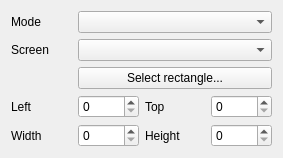
Old version of the form Effects/Ambient/Ambient.ui in the repository DLdota/OpenRGBEffectsPlugin.
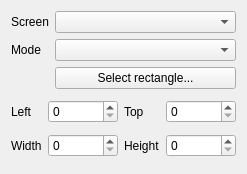
New version of the form.

Commit message: Ui modification for several effects

The edit to the form file:
```diff
--- a/Effects/Ambient/Ambient.ui
+++ b/Effects/Ambient/Ambient.ui
@@ -6,94 +6,118 @@
    <rect>
     <x>0</x>
     <y>0</y>
-    <width>283</width>
-    <height>154</height>
+    <width>247</width>
+    <height>174</height>
    </rect>
   </property>
   <property name="windowTitle">
    <string>Form</string>
   </property>
-  <layout class="QGridLayout" name="gridLayout">
-   <item row="4" column="0">
-    <widget class="QLabel" name="left_label">
-     <property name="text">
-      <string>Left</string>
-     </property>
-    </widget>
-   </item>
-   <item row="0" column="0">
+  <layout class="QGridLayout" name="gridLayout" columnstretch="0,1">
+   <item row="2" column="0">
     <widget class="QLabel" name="mode_label">
      <property name="text">
       <string>Mode</string>
      </property>
     </widget>
    </item>
-   <item row="4" column="2">
+   <item row="4" column="1">
+    <widget class="QPushButton" name="select_rectangle">
+     <property name="text">
+      <string>Select rectangle...</string>
+     </property>
+    </widget>
+   </item>
+   <item row="2" column="1">
+    <widget class="QComboBox" name="mode"/>
+   </item>
+   <item row="1" column="1">
+    <widget class="QComboBox" name="screen"/>
+   </item>
+   <item row="6" column="0" colspan="2">
+    <widget class="QFrame" name="position_frame">
+     <property name="frameShape">
+      <enum>QFrame::NoFrame</enum>
+     </property>
+     <property name="frameShadow">
+      <enum>QFrame::Raised</enum>
+     </property>
+     <layout class="QGridLayout" name="gridLayout_2" columnstretch="0,1,0,1">
+      <property name="leftMargin">
+       <number>0</number>
+      </property>
+      <property name="topMargin">
+       <number>0</number>
+      </property>
+      <property name="rightMargin">
+       <number>0</number>
+      </property>
+      <property name="bottomMargin">
+       <number>0</number>
+      </property>
+      <item row="0" column="0">
+       <widget class="QLabel" name="left_label">
+        <property name="text">
+         <string>Left</string>
+        </property>
+       </widget>
+      </item>
+      <item row="0" column="1">
+       <widget class="QSpinBox" name="left">
+        <property name="maximum">
+         <number>9999</number>
+        </property>
+       </widget>
+      </item>
+      <item row="0" column="2">
     <widget class="QLabel" name="top_label">
      <property name="text">
       <string>Top</string>
      </property>
     </widget>
    </item>
-   <item row="5" column="3">
-    <widget class="QSpinBox" name="height">
+      <item row="0" column="3">
+       <widget class="QSpinBox" name="top">
      <property name="maximum">
       <number>9999</number>
      </property>
     </widget>
    </item>
-   <item row="5" column="0">
+      <item row="1" column="0">
     <widget class="QLabel" name="width_label">
      <property name="text">
       <string>Width</string>
      </property>
     </widget>
    </item>
-   <item row="1" column="1" colspan="3">
-    <widget class="QComboBox" name="screen"/>
-   </item>
-   <item row="1" column="0">
-    <widget class="QLabel" name="screen_label">
-     <property name="text">
-      <string>Screen</string>
-     </property>
-    </widget>
-   </item>
-   <item row="5" column="1">
+      <item row="1" column="1">
     <widget class="QSpinBox" name="width">
      <property name="maximum">
       <number>9999</number>
      </property>
     </widget>
    </item>
-   <item row="5" column="2">
+      <item row="1" column="2">
     <widget class="QLabel" name="height_label">
      <property name="text">
       <string>Height</string>
      </property>
     </widget>
    </item>
-   <item row="4" column="3">
-    <widget class="QSpinBox" name="top">
+      <item row="1" column="3">
+       <widget class="QSpinBox" name="height">
      <property name="maximum">
       <number>9999</number>
      </property>
     </widget>
    </item>
-   <item row="0" column="1" colspan="3">
-    <widget class="QComboBox" name="mode"/>
-   </item>
-   <item row="4" column="1">
-    <widget class="QSpinBox" name="left">
-     <property name="maximum">
-      <number>9999</number>
-     </property>
+     </layout>
     </widget>
    </item>
-   <item row="2" column="1" colspan="3">
-    <widget class="QPushButton" name="select_rectangle">
+   <item row="1" column="0">
+    <widget class="QLabel" name="screen_label">
      <property name="text">
-      <string>Select rectangle...</string>
+      <string>Screen</string>
      </property>
     </widget>
    </item>
```
Lines whose indentation alone changed are shown as unchanged. The commit also changes 7 other files.
